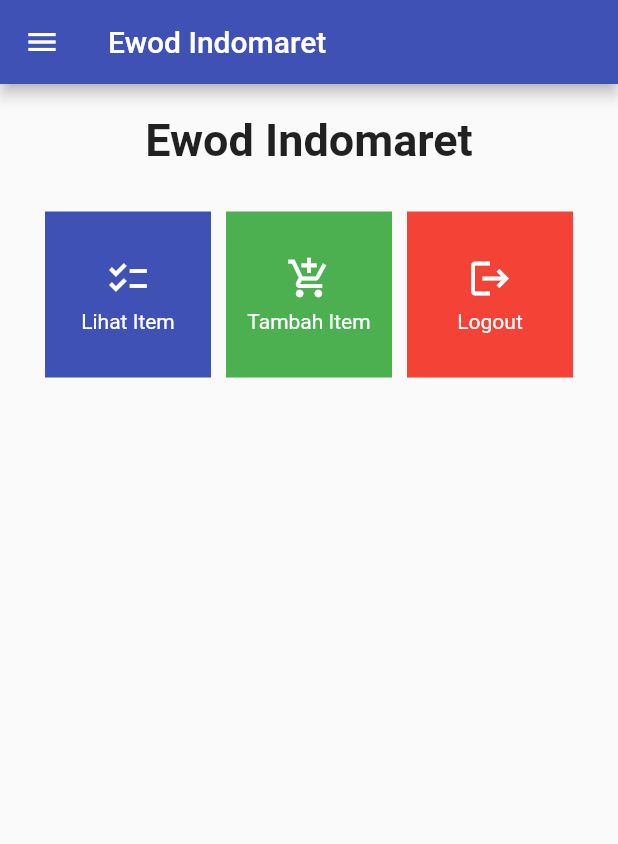
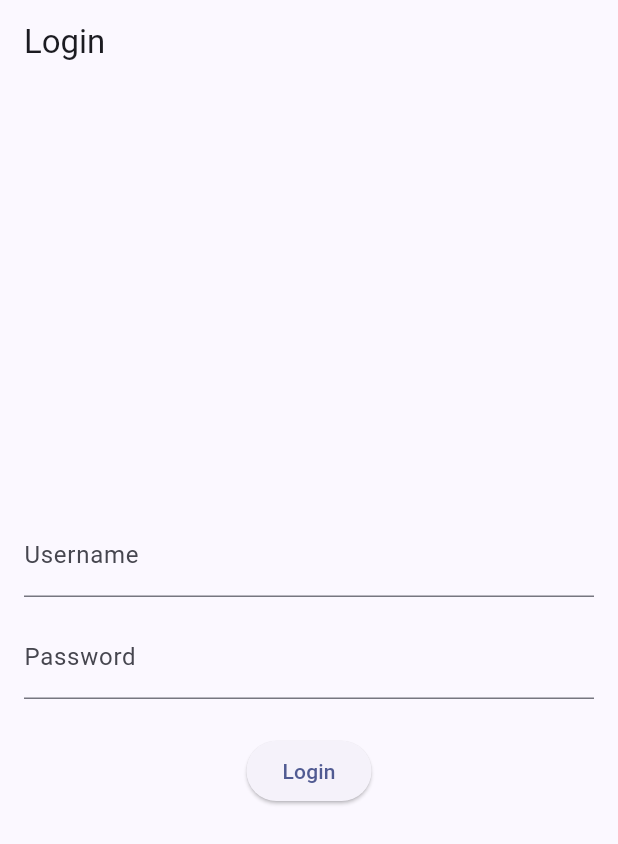
Before and after one commit to Edward-Salim/ewod-indomaret, a Flutter app: the screen it shows after launch, on a phone screen of 412 x 824 dp. Shown: the top 844 px of the screen. Run offline on Flutter 3.47's test engine with Material 2 defaults, Android fonts, the light colour scheme and no system bars; missing offline and left inert: pbp_django_auth.

Commit message:
Menyelesaikan Tugas 9

```diff
--- a/ewod_indomaret/lib/main.dart
+++ b/ewod_indomaret/lib/main.dart
@@ -1,22 +1,30 @@
 import 'package:flutter/material.dart';
-import 'package:ewod_indomaret/screens/menu.dart';
+import 'package:ewod_indomaret/screens/login.dart';
+import 'package:pbp_django_auth/pbp_django_auth.dart';
+import 'package:provider/provider.dart';
 
 void main() {
   runApp(const MyApp());
 }
 
 class MyApp extends StatelessWidget {
-  const MyApp({super.key});
+  const MyApp({Key? key}) : super(key: key);
 
   @override
     Widget build(BuildContext context) {
-    return MaterialApp(
-      title: 'Ewod Indomaret',
+        return Provider(
+            create: (_) {
+                CookieRequest request = CookieRequest();
+                return request;
+            },
+            child: MaterialApp(
+                title: 'Ewod Hearthstone',
                 theme: ThemeData(
-        primarySwatch: Colors.blue,
                     colorScheme: ColorScheme.fromSeed(seedColor: Colors.indigo),
+                    useMaterial3: true,
                 ),
-      home: MyHomePage(),
+                home: const LoginPage()
+            ),
         );
     }
 }
--- /dev/null
+++ b/ewod_indomaret/lib/screens/login.dart
@@ -0,0 +1,115 @@
+import 'package:ewod_indomaret/screens/menu.dart';
+import 'package:flutter/material.dart';
+import 'package:pbp_django_auth/pbp_django_auth.dart';
+import 'package:provider/provider.dart';
+
+void main() {
+    runApp(const LoginApp());
+}
+
+class LoginApp extends StatelessWidget {
+const LoginApp({super.key});
+
+@override
+Widget build(BuildContext context) {
+    return MaterialApp(
+        title: 'Login',
+        theme: ThemeData(
+            primarySwatch: Colors.blue,
+    ),
+    home: const LoginPage(),
+    );
+    }
+}
+
+class LoginPage extends StatefulWidget {
+    const LoginPage({super.key});
+
+    @override
+    // ignore: library_private_types_in_public_api
+    _LoginPageState createState() => _LoginPageState();
+}
+
+class _LoginPageState extends State<LoginPage> {
+    final TextEditingController _usernameController = TextEditingController();
+    final TextEditingController _passwordController = TextEditingController();
+
+    @override
+    Widget build(BuildContext context) {
+        final request = context.watch<CookieRequest>();
+        return Scaffold(
+            appBar: AppBar(
+                title: const Text('Login'),
+            ),
+            body: Container(
+                padding: const EdgeInsets.all(16.0),
+                child: Column(
+                    mainAxisAlignment: MainAxisAlignment.center,
+                    children: [
+                        TextField(
+                            controller: _usernameController,
+                            decoration: const InputDecoration(
+                                labelText: 'Username',
+                            ),
+                        ),
+                        const SizedBox(height: 12.0),
+                        TextField(
+                            controller: _passwordController,
+                            decoration: const InputDecoration(
+                                labelText: 'Password',
+                            ),
+                            obscureText: true,
+                        ),
+                        const SizedBox(height: 24.0),
+                        ElevatedButton(
+                            onPressed: () async {
+                                String username = _usernameController.text;
+                                String password = _passwordController.text;
+
+                                // Cek kredensial
+                                final response = await request.login("http://edward-salim-tugas.pbp.cs.ui.ac.id/auth/login/", {
+                                'username': username,
+                                'password': password,
+                                });
+
+                                if (request.loggedIn) {
+                                    String message = response['message'];
+                                    String uname = response['username'];
+                                    // ignore: use_build_context_synchronously
+                                    Navigator.pushReplacement(
+                                        context,
+                                        MaterialPageRoute(builder: (context) => MyHomePage()),
+                                    );
+                                    // ignore: use_build_context_synchronously
+                                    ScaffoldMessenger.of(context)
+                                        ..hideCurrentSnackBar()
+                                        ..showSnackBar(
+                                            SnackBar(content: Text("$message Selamat datang, $uname.")));
+                                    } else {
+                                    // ignore: use_build_context_synchronously
+                                    showDialog(
+                                        context: context,
+                                        builder: (context) => AlertDialog(
+                                            title: const Text('Login Gagal'),
+                                            content:
+                                                Text(response['message']),
+                                            actions: [
+                                                TextButton(
+                                                    child: const Text('OK'),
+                                                    onPressed: () {
+                                                        Navigator.pop(context);
+                                                    },
+                                                ),
+                                            ],
+                                        ),
+                                    );
+                                }
+                            },
+                            child: const Text('Login'),
+                        ),
+                    ],
+                ),
+            ),
+        );
+    }
+}
--- a/ewod_indomaret/pubspec.yaml
+++ b/ewod_indomaret/pubspec.yaml
@@ -36,6 +36,9 @@
   # The following adds the Cupertino Icons font to your application.
   # Use with the CupertinoIcons class for iOS style icons.
   cupertino_icons: ^1.0.2
+  provider: ^6.1.1
+  pbp_django_auth: ^0.4.0
+  http: ^1.1.0
 
 dev_dependencies:
   flutter_test:
```
Also changed, not shown: ewod_indomaret/lib/models/item.dart (added, +57 -0 lines), ewod_indomaret/lib/screens/list_item.dart (added, +91 -0 lines), ewod_indomaret/lib/screens/shoplist_form.dart (+35 -30 lines), ewod_indomaret/lib/widgets/left_drawer.dart (+15 -3 lines), ewod_indomaret/lib/widgets/shop_card.dart (+30 -1 lines), ewod_indomaret/pubspec.lock, 3 other files. Lines whose indentation alone changed are shown as unchanged.
